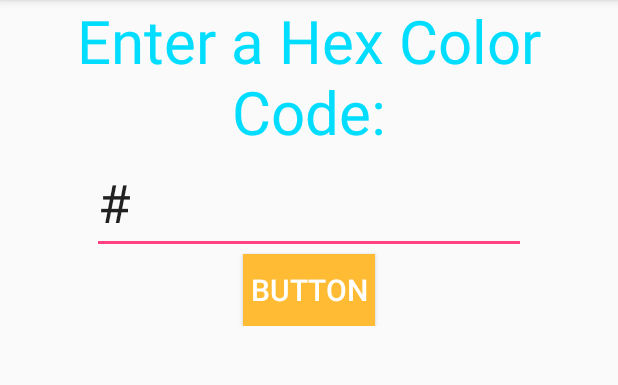
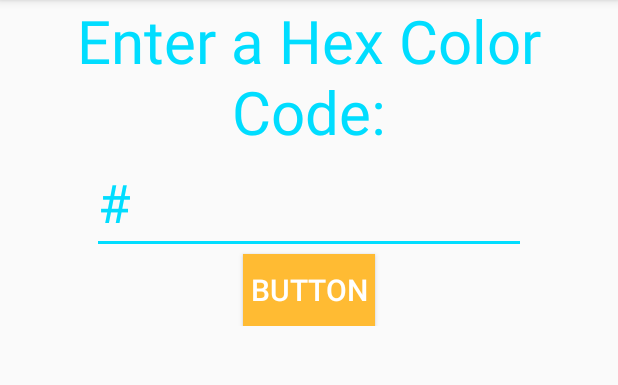
Before and after one commit to nbennett30/UGAH3, an Android app: the CustomActivity screen opened directly, with no data from a screen before it, on a phone screen of 412 x 824 dp, the part 84-469 px from its top. Run offline under Robolectric (Android 15) with nearby library versions, the phone set to English and light mode, and no system bars.

Commit message:
changed some colors

```diff
--- a/app/src/main/res/layout/activity_custom.xml
+++ b/app/src/main/res/layout/activity_custom.xml
@@ -29,6 +29,8 @@
         android:maxLength="6"
         android:inputType="textFilter"
         android:layout_below="@id/textView3"
+        android:textColor="@android:color/holo_blue_bright"
+        android:backgroundTint="@android:color/holo_blue_bright"
         android:textSize="35sp"/>
 
     <Button
```
